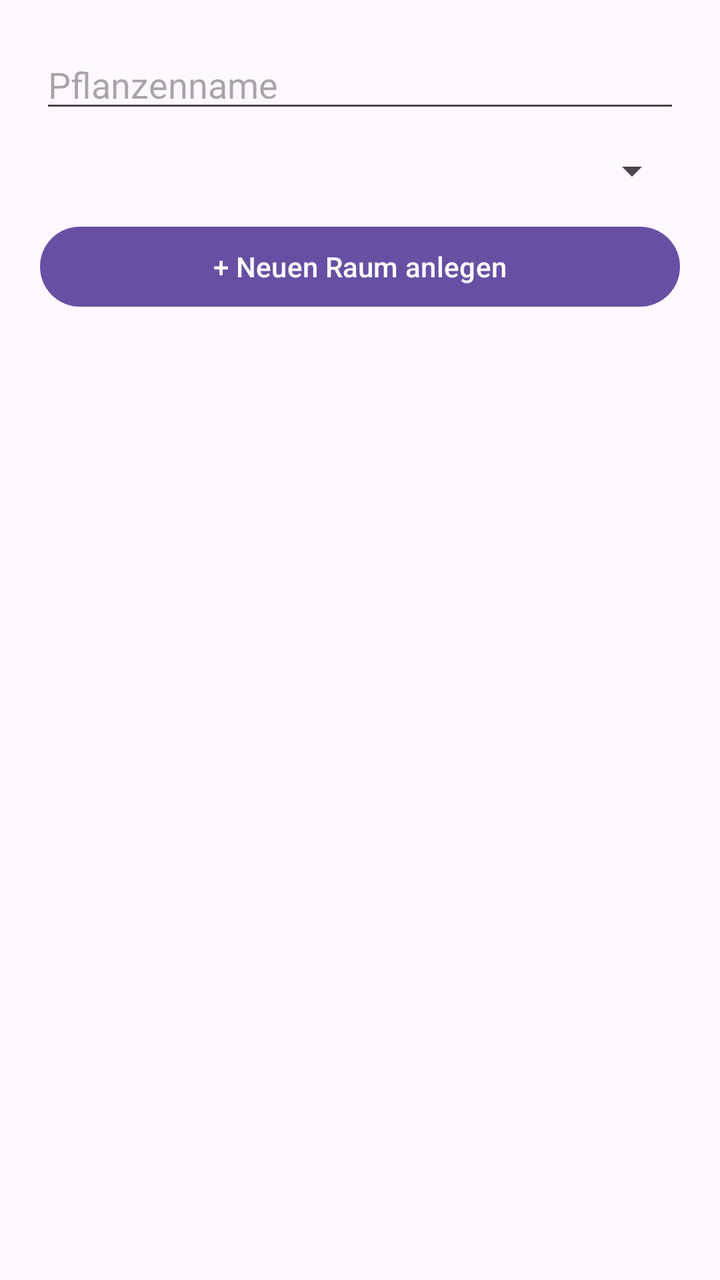
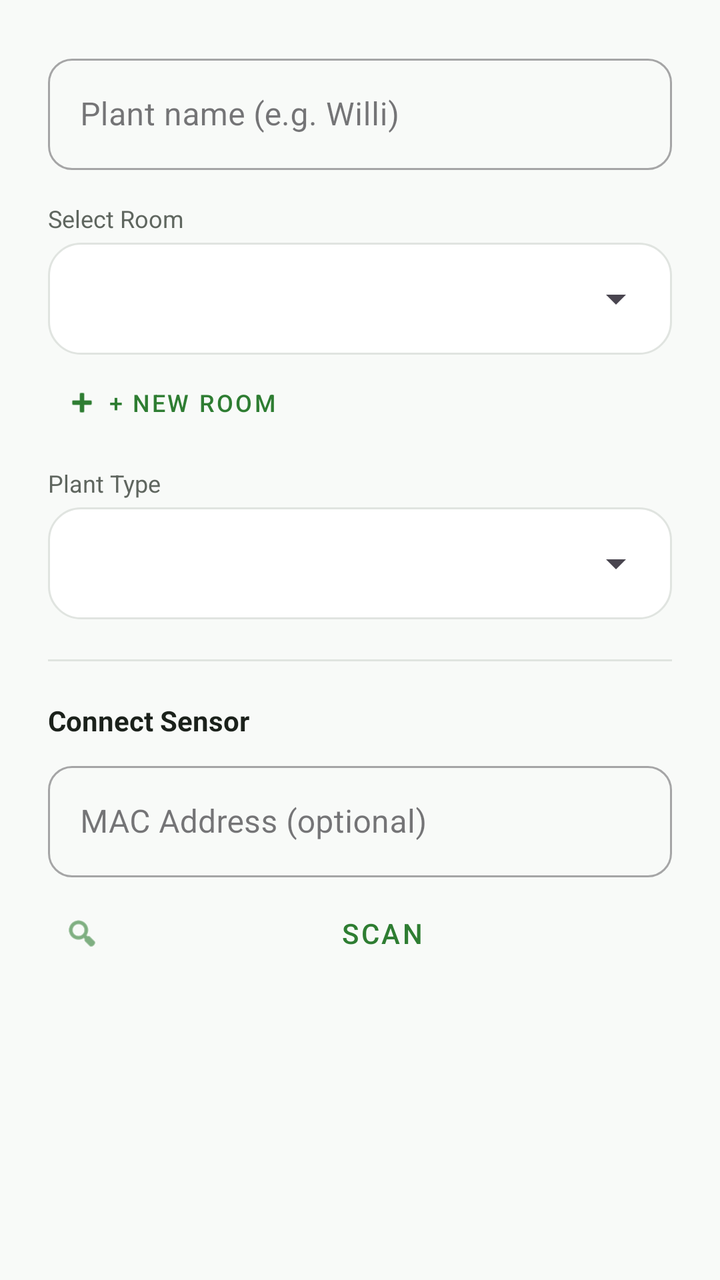

Compare the two renders of this Android layout. The source of the first and the diff that turns it into the second are given below.
<!-- AndroidManifest.xml: application theme Theme.Plant_sensor -->
<!-- res/layout/dialog_add_plant.xml -->
<?xml version="1.0" encoding="utf-8"?>
<LinearLayout xmlns:android="http://schemas.android.com/apk/res/android"
    android:layout_width="match_parent"
    android:layout_height="wrap_content"
    android:orientation="vertical"
    android:padding="20dp">

    <EditText
        android:id="@+id/editPlantName"
        android:layout_width="match_parent"
        android:layout_height="wrap_content"
        android:hint="Pflanzenname" />

    <Spinner
        android:id="@+id/spinnerRoom"
        android:layout_width="match_parent"
        android:layout_height="wrap_content"
        android:layout_marginTop="12dp" />

    <Button
        android:id="@+id/buttonAddRoom"
        android:layout_width="match_parent"
        android:layout_height="wrap_content"
        android:layout_marginTop="12dp"
        android:text="+ Neuen Raum anlegen"
        android:textAllCaps="false" />

</LinearLayout>
<!-- resources referenced by this layout -->
<resources>
  <style name="Theme.Plant_sensor" parent="Base.Theme.Plant_sensor" />
  <style name="Base.Theme.Plant_sensor" parent="Theme.Material3.DayNight.NoActionBar">
          
          
      </style>
</resources>

<!-- the commit's change to res/layout/dialog_add_plant.xml (unified diff, before → after) -->
@@ -1,28 +1,116 @@
 <?xml version="1.0" encoding="utf-8"?>
 <LinearLayout xmlns:android="http://schemas.android.com/apk/res/android"
+    xmlns:app="http://schemas.android.com/apk/res-auto"
     android:layout_width="match_parent"
     android:layout_height="wrap_content"
     android:orientation="vertical"
-    android:padding="20dp">
+    android:padding="24dp">
 
-    <EditText
-        android:id="@+id/editPlantName"
+    <com.google.android.material.textfield.TextInputLayout
+        style="@style/Widget.MaterialComponents.TextInputLayout.OutlinedBox"
         android:layout_width="match_parent"
         android:layout_height="wrap_content"
-        android:hint="Pflanzenname" />
+        android:hint="@string/hint_plant_name"
+        app:boxCornerRadiusBottomEnd="12dp"
+        app:boxCornerRadiusBottomStart="12dp"
+        app:boxCornerRadiusTopEnd="12dp"
+        app:boxCornerRadiusTopStart="12dp">
 
-    <Spinner
-        android:id="@+id/spinnerRoom"
+        <com.google.android.material.textfield.TextInputEditText
+            android:id="@+id/editPlantName"
+            android:layout_width="match_parent"
+            android:layout_height="wrap_content"
+            android:inputType="textCapSentences" />
+    </com.google.android.material.textfield.TextInputLayout>
+
+    <TextView
         android:layout_width="match_parent"
         android:layout_height="wrap_content"
-        android:layout_marginTop="12dp" />
+        android:text="@string/label_room_select"
+        android:textSize="12sp"
+        android:textColor="@color/text_secondary"
+        android:layout_marginTop="16dp"
+        android:layout_marginBottom="4dp" />
 
-    <Button
-        android:id="@+id/buttonAddRoom"
+    <FrameLayout
         android:layout_width="match_parent"
         android:layout_height="wrap_content"
-        android:layout_marginTop="12dp"
-        android:text="+ Neuen Raum anlegen"
-        android:textAllCaps="false" />
+        android:background="@drawable/room_card_bg"
+        android:padding="4dp">
+        <Spinner
+            android:id="@+id/spinnerRoom"
+            android:layout_width="match_parent"
+            android:layout_height="48dp" />
+    </FrameLayout>
+
+    <com.google.android.material.button.MaterialButton
+        android:id="@+id/buttonAddRoom"
+        style="@style/Widget.MaterialComponents.Button.TextButton"
+        android:layout_width="wrap_content"
+        android:layout_height="wrap_content"
+        android:text="@string/button_add_room"
+        android:textSize="12sp"
+        app:icon="@android:drawable/ic_input_add" />
+
+    <TextView
+        android:layout_width="match_parent"
+        android:layout_height="wrap_content"
+        android:text="@string/label_plant_type"
+        android:textSize="12sp"
+        android:textColor="@color/text_secondary"
+        android:layout_marginTop="8dp"
+        android:layout_marginBottom="4dp" />
+
+    <FrameLayout
+        android:layout_width="match_parent"
+        android:layout_height="wrap_content"
+        android:background="@drawable/room_card_bg"
+        android:padding="4dp">
+        <Spinner
+            android:id="@+id/spinnerSpecies"
+            android:layout_width="match_parent"
+            android:layout_height="48dp" />
+    </FrameLayout>
+
+    <View
+        android:layout_width="match_parent"
+        android:layout_height="1dp"
+        android:background="@color/divider"
+        android:layout_marginVertical="20dp" />
+
+    <TextView
+        android:layout_width="match_parent"
+        android:layout_height="wrap_content"
+        android:text="@string/label_sensor_connect"
+        android:textStyle="bold"
+        android:textColor="@color/text_main" />
+
+    <com.google.android.material.textfield.TextInputLayout
+        style="@style/Widget.MaterialComponents.TextInputLayout.OutlinedBox"
+        android:layout_width="match_parent"
+        android:layout_height="wrap_content"
+        android:hint="@string/hint_sensor_mac"
+        android:layout_marginTop="8dp"
+        app:boxCornerRadiusBottomEnd="12dp"
+        app:boxCornerRadiusBottomStart="12dp"
+        app:boxCornerRadiusTopEnd="12dp"
+        app:boxCornerRadiusTopStart="12dp">
+
+        <com.google.android.material.textfield.TextInputEditText
+            android:id="@+id/editSensorMac"
+            android:layout_width="match_parent"
+            android:layout_height="wrap_content"
+            android:inputType="textCapCharacters"
+            android:maxLines="1" />
+    </com.google.android.material.textfield.TextInputLayout>
+
+    <com.google.android.material.button.MaterialButton
+        android:id="@+id/buttonScanSensor"
+        style="@style/Widget.MaterialComponents.Button.TextButton"
+        android:layout_width="match_parent"
+        android:layout_height="wrap_content"
+        android:text="@string/button_scan"
+        android:layout_marginTop="4dp"
+        app:icon="@android:drawable/ic_menu_search" />
 
 </LinearLayout>
<!-- resource entries referenced after the edit -->
@@ -1,9 +1,39 @@
 <!-- resources referenced by this layout -->
 <resources>
+  <color name="divider">#E0E4E0</color>
+  <color name="text_main">#1B211B</color>
+  <color name="text_secondary">#5F665F</color>
+  <!-- drawable room_card_bg (drawable) -->
+  <?xml version="1.0" encoding="utf-8"?>
+  <shape xmlns:android="http://schemas.android.com/apk/res/android">
+      <solid android:color="@color/surface" />
+      <corners android:radius="16dp" />
+      <stroke
+          android:width="1dp"
+          android:color="#E0E4E0" />
+  </shape>
+  <string name="button_add_room">+ New Room</string>
+  <string name="button_scan">Scan</string>
+  <string name="hint_plant_name">Plant name (e.g. Willi)</string>
+  <string name="hint_sensor_mac">MAC Address (optional)</string>
+  <string name="label_plant_type">Plant Type</string>
+  <string name="label_room_select">Select Room</string>
+  <string name="label_sensor_connect">Connect Sensor</string>
   <style name="Theme.Plant_sensor" parent="Base.Theme.Plant_sensor" />
+  <color name="surface">#FFFFFF</color>
   <style name="Base.Theme.Plant_sensor" parent="Theme.Material3.DayNight.NoActionBar">
-          
-          
+          <item name="colorPrimary">@color/primary</item>
+          <item name="colorOnPrimary">@color/surface</item>
+          <item name="colorPrimaryContainer">@color/primary_light</item>
+          <item name="colorOnPrimaryContainer">@color/primary_dark</item>
+  
+          <item name="android:windowBackground">@color/background_light</item>
+          <item name="android:statusBarColor">@color/background_light</item>
+          <item name="android:windowLightStatusBar">true</item>
       </style>
+  <color name="primary">#2E7D32</color>
+  <color name="primary_light">#E8F5E9</color>
+  <color name="primary_dark">#1B5E20</color>
+  <color name="background_light">#F8FAF8</color>
 </resources>
 
